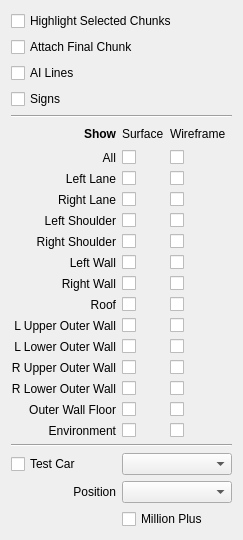
First picture: the form in TrackEditor/DisplaySettings.ui, repository Zizin13/Roller, before the edit.
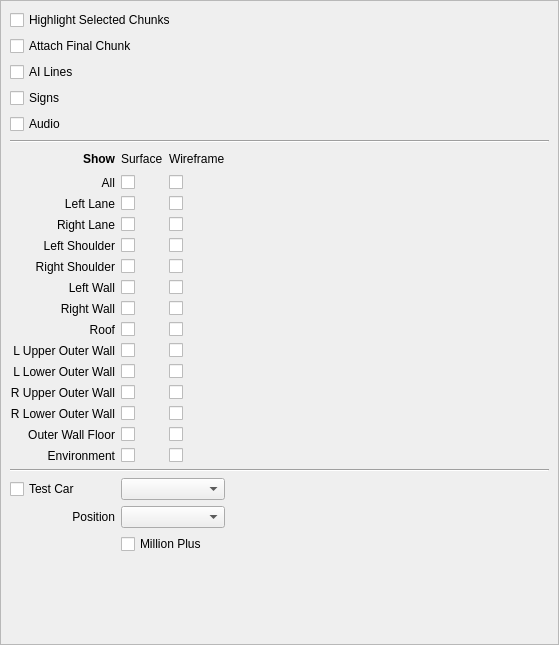
Second picture: the form after the edit.

Commit message: audio trigger visualization

```diff
--- a/TrackEditor/DisplaySettings.ui
+++ b/TrackEditor/DisplaySettings.ui
@@ -6,53 +6,99 @@
    <rect>
     <x>0</x>
     <y>0</y>
-    <width>234</width>
-    <height>498</height>
+    <width>559</width>
+    <height>645</height>
    </rect>
   </property>
   <property name="windowTitle">
    <string>Form</string>
   </property>
+  <layout class="QVBoxLayout" name="verticalLayout">
+   <property name="spacing">
+    <number>0</number>
+   </property>
+   <property name="leftMargin">
+    <number>0</number>
+   </property>
+   <property name="topMargin">
+    <number>0</number>
+   </property>
+   <property name="rightMargin">
+    <number>0</number>
+   </property>
+   <property name="bottomMargin">
+    <number>0</number>
+   </property>
+   <item>
+    <widget class="QScrollArea" name="scrollArea">
+     <property name="widgetResizable">
+      <bool>true</bool>
+     </property>
+     <widget class="QWidget" name="scrollAreaWidgetContents">
+      <property name="geometry">
+       <rect>
+        <x>0</x>
+        <y>0</y>
+        <width>557</width>
+        <height>643</height>
+       </rect>
+      </property>
   <layout class="QGridLayout" name="gridLayout">
-   <item row="19" column="2">
-    <widget class="QCheckBox" name="ckEnvirFloorWireframe">
+       <item row="10" column="0">
+        <widget class="QLabel" name="lblLShoulder">
      <property name="text">
-      <string/>
-     </property>
-    </widget>
-   </item>
-   <item row="13" column="1">
+          <string>Left Shoulder</string>
+         </property>
+         <property name="alignment">
+          <set>Qt::AlignRight|Qt::AlignTrailing|Qt::AlignVCenter</set>
+         </property>
+        </widget>
+       </item>
+       <item row="4" column="0" colspan="3">
+        <widget class="QCheckBox" name="ckAudio">
+         <property name="text">
+          <string>Audio</string>
+         </property>
+        </widget>
+       </item>
+       <item row="14" column="1">
     <widget class="QCheckBox" name="ckRoofSurface">
      <property name="text">
       <string/>
      </property>
     </widget>
    </item>
-   <item row="18" column="2">
+       <item row="6" column="0">
+        <widget class="QLabel" name="label_16">
+         <property name="font">
+          <font>
+           <weight>75</weight>
+           <bold>true</bold>
+          </font>
+         </property>
+         <property name="text">
+          <string>Show</string>
+         </property>
+         <property name="alignment">
+          <set>Qt::AlignRight|Qt::AlignTrailing|Qt::AlignVCenter</set>
+         </property>
+        </widget>
+       </item>
+       <item row="19" column="2">
     <widget class="QCheckBox" name="ckOWallFloorWireframe">
      <property name="text">
       <string/>
      </property>
     </widget>
    </item>
-   <item row="12" column="1">
-    <widget class="QCheckBox" name="ckRWallSurface">
+       <item row="7" column="2">
+        <widget class="QCheckBox" name="ckAllWireframe">
      <property name="text">
       <string/>
      </property>
     </widget>
    </item>
-   <item row="7" column="0">
-    <widget class="QLabel" name="lblLLane">
-     <property name="text">
-      <string>Left Lane</string>
-     </property>
-     <property name="alignment">
-      <set>Qt::AlignRight|Qt::AlignTrailing|Qt::AlignVCenter</set>
-     </property>
-    </widget>
-   </item>
-   <item row="8" column="0">
+       <item row="9" column="0">
     <widget class="QLabel" name="lblRLane">
      <property name="text">
       <string>Right Lane</string>
@@ -62,57 +108,114 @@
      </property>
     </widget>
    </item>
-   <item row="21" column="1" colspan="3">
-    <widget class="QComboBox" name="cbTestCarType"/>
+       <item row="18" column="1">
+        <widget class="QCheckBox" name="ckRLOWallSurface">
+         <property name="text">
+          <string/>
+         </property>
+        </widget>
+       </item>
+       <item row="16" column="2">
+        <widget class="QCheckBox" name="ckLLOWallWireframe">
+         <property name="text">
+          <string/>
+         </property>
+        </widget>
+       </item>
+       <item row="3" column="0" colspan="3">
+        <widget class="QCheckBox" name="ckSigns">
+         <property name="text">
+          <string>Signs</string>
+         </property>
+        </widget>
+       </item>
+       <item row="12" column="0">
+        <widget class="QLabel" name="lblLWall">
+         <property name="text">
+          <string>Left Wall</string>
+         </property>
+         <property name="alignment">
+          <set>Qt::AlignRight|Qt::AlignTrailing|Qt::AlignVCenter</set>
+         </property>
+        </widget>
+       </item>
+       <item row="13" column="0">
+        <widget class="QLabel" name="lblRWall">
+         <property name="text">
+          <string>Right Wall</string>
+         </property>
+         <property name="alignment">
+          <set>Qt::AlignRight|Qt::AlignTrailing|Qt::AlignVCenter</set>
+         </property>
+        </widget>
+       </item>
+       <item row="15" column="0">
+        <widget class="QLabel" name="lblLUOWall">
+         <property name="text">
+          <string>L Upper Outer Wall</string>
+         </property>
+         <property name="alignment">
+          <set>Qt::AlignRight|Qt::AlignTrailing|Qt::AlignVCenter</set>
+         </property>
+        </widget>
+       </item>
+       <item row="14" column="2">
+        <widget class="QCheckBox" name="ckRoofWireframe">
+         <property name="text">
+          <string/>
+         </property>
+        </widget>
+       </item>
+       <item row="16" column="1">
+        <widget class="QCheckBox" name="ckLLOWallSurface">
+         <property name="text">
+          <string/>
+         </property>
+        </widget>
+       </item>
+       <item row="13" column="1">
+        <widget class="QCheckBox" name="ckRWallSurface">
+         <property name="text">
+          <string/>
+         </property>
+        </widget>
+       </item>
+       <item row="2" column="0" colspan="3">
+        <widget class="QCheckBox" name="ckAILines">
+         <property name="text">
+          <string>AI Lines</string>
+         </property>
+        </widget>
    </item>
    <item row="6" column="2">
-    <widget class="QCheckBox" name="ckAllWireframe">
+        <widget class="QLabel" name="label_2">
      <property name="text">
-      <string/>
+          <string>Wireframe</string>
      </property>
     </widget>
    </item>
-   <item row="18" column="0">
-    <widget class="QLabel" name="lblOWallFloor">
+       <item row="0" column="0" colspan="3">
+        <widget class="QCheckBox" name="ckHighlightSelection">
      <property name="text">
-      <string>Outer Wall Floor</string>
-     </property>
-     <property name="alignment">
-      <set>Qt::AlignRight|Qt::AlignTrailing|Qt::AlignVCenter</set>
-     </property>
-    </widget>
-   </item>
-   <item row="5" column="3">
-    <spacer name="horizontalSpacer">
-     <property name="orientation">
-      <enum>Qt::Horizontal</enum>
-     </property>
-     <property name="sizeHint" stdset="0">
-      <size>
-       <width>40</width>
-       <height>20</height>
-      </size>
-     </property>
-    </spacer>
-   </item>
-   <item row="10" column="2">
-    <widget class="QCheckBox" name="ckRShoulderWireframe">
+          <string>Highlight Selected Chunks</string>
+         </property>
+        </widget>
+       </item>
+       <item row="11" column="1">
+        <widget class="QCheckBox" name="ckRShoulderSurface">
+         <property name="text">
+          <string/>
+         </property>
+        </widget>
+       </item>
+       <item row="1" column="0" colspan="3">
+        <widget class="QCheckBox" name="ckAttachLast">
      <property name="text">
-      <string/>
+          <string>Attach Final Chunk</string>
      </property>
     </widget>
    </item>
    <item row="16" column="0">
-    <widget class="QLabel" name="lblRUOWall">
-     <property name="text">
-      <string>R Upper Outer Wall</string>
-     </property>
-     <property name="alignment">
-      <set>Qt::AlignRight|Qt::AlignTrailing|Qt::AlignVCenter</set>
-     </property>
-    </widget>
-   </item>
-   <item row="15" column="0">
     <widget class="QLabel" name="lblLLOWall">
      <property name="text">
       <string>L Lower Outer Wall</string>
@@ -122,35 +225,31 @@
      </property>
     </widget>
    </item>
-   <item row="4" column="0" colspan="4">
-    <widget class="Line" name="line">
-     <property name="orientation">
-      <enum>Qt::Horizontal</enum>
-     </property>
-    </widget>
-   </item>
-   <item row="10" column="1">
-    <widget class="QCheckBox" name="ckRShoulderSurface">
+       <item row="22" column="0">
+        <widget class="QCheckBox" name="ckTestCar">
      <property name="text">
-      <string/>
+          <string>Test Car</string>
      </property>
     </widget>
    </item>
    <item row="15" column="2">
-    <widget class="QCheckBox" name="ckLLOWallWireframe">
+        <widget class="QCheckBox" name="ckLUOWallWireframe">
      <property name="text">
       <string/>
      </property>
     </widget>
    </item>
-   <item row="23" column="1" colspan="2">
-    <widget class="QCheckBox" name="ckMillionPlus">
+       <item row="8" column="0">
+        <widget class="QLabel" name="lblLLane">
      <property name="text">
-      <string>Million Plus</string>
+          <string>Left Lane</string>
+         </property>
+         <property name="alignment">
+          <set>Qt::AlignRight|Qt::AlignTrailing|Qt::AlignVCenter</set>
      </property>
     </widget>
    </item>
-   <item row="17" column="0">
+       <item row="18" column="0">
     <widget class="QLabel" name="lblRLOWall">
      <property name="text">
       <string>R Lower Outer Wall</string>
@@ -160,54 +259,24 @@
      </property>
     </widget>
    </item>
-   <item row="8" column="2">
-    <widget class="QCheckBox" name="ckRLaneWireframe">
+       <item row="9" column="1">
+        <widget class="QCheckBox" name="ckRLaneSurface">
      <property name="text">
       <string/>
      </property>
     </widget>
    </item>
-   <item row="7" column="2">
-    <widget class="QCheckBox" name="ckLLaneWireframe">
+       <item row="23" column="0">
+        <widget class="QLabel" name="label_3">
      <property name="text">
-      <string/>
-     </property>
-    </widget>
-   </item>
-   <item row="3" column="0">
-    <widget class="QCheckBox" name="ckSigns">
-     <property name="text">
-      <string>Signs</string>
-     </property>
-    </widget>
-   </item>
-   <item row="5" column="0">
-    <widget class="QLabel" name="label_16">
-     <property name="font">
-      <font>
-       <weight>75</weight>
-       <bold>true</bold>
-      </font>
-     </property>
-     <property name="text">
-      <string>Show</string>
-     </property>
+          <string>Position</string>
+         </property>
      <property name="alignment">
       <set>Qt::AlignRight|Qt::AlignTrailing|Qt::AlignVCenter</set>
      </property>
     </widget>
    </item>
-   <item row="19" column="0">
-    <widget class="QLabel" name="lblEnvirFloor">
-     <property name="text">
-      <string>Environment</string>
-     </property>
-     <property name="alignment">
-      <set>Qt::AlignRight|Qt::AlignTrailing|Qt::AlignVCenter</set>
-     </property>
-    </widget>
-   </item>
-   <item row="24" column="2">
+       <item row="25" column="0">
     <spacer name="verticalSpacer">
      <property name="orientation">
       <enum>Qt::Vertical</enum>
@@ -220,52 +289,165 @@
      </property>
     </spacer>
    </item>
-   <item row="8" column="1">
-    <widget class="QCheckBox" name="ckRLaneSurface">
+       <item row="11" column="2">
+        <widget class="QCheckBox" name="ckRShoulderWireframe">
      <property name="text">
       <string/>
      </property>
     </widget>
    </item>
-   <item row="18" column="1">
+       <item row="12" column="2">
+        <widget class="QCheckBox" name="ckLWallWireframe">
+         <property name="text">
+          <string/>
+         </property>
+        </widget>
+       </item>
+       <item row="19" column="1">
     <widget class="QCheckBox" name="ckOWallFloorSurface">
      <property name="text">
       <string/>
      </property>
     </widget>
    </item>
-   <item row="17" column="2">
-    <widget class="QCheckBox" name="ckRLOWallWireframe">
+       <item row="15" column="1">
+        <widget class="QCheckBox" name="ckLUOWallSurface">
      <property name="text">
       <string/>
      </property>
     </widget>
    </item>
-   <item row="14" column="2">
-    <widget class="QCheckBox" name="ckLUOWallWireframe">
+       <item row="20" column="1">
+        <widget class="QCheckBox" name="ckEnvirFloorSurface">
      <property name="text">
       <string/>
      </property>
     </widget>
    </item>
-   <item row="5" column="1">
+       <item row="22" column="1" colspan="2">
+        <widget class="QComboBox" name="cbTestCarType"/>
+       </item>
+       <item row="9" column="2">
+        <widget class="QCheckBox" name="ckRLaneWireframe">
+         <property name="text">
+          <string/>
+         </property>
+        </widget>
+       </item>
+       <item row="8" column="2">
+        <widget class="QCheckBox" name="ckLLaneWireframe">
+         <property name="text">
+          <string/>
+         </property>
+        </widget>
+       </item>
+       <item row="10" column="1">
+        <widget class="QCheckBox" name="ckLShoulderSurface">
+         <property name="text">
+          <string/>
+         </property>
+        </widget>
+       </item>
+       <item row="21" column="0" colspan="4">
+        <widget class="Line" name="line_2">
+         <property name="orientation">
+          <enum>Qt::Horizontal</enum>
+         </property>
+        </widget>
+       </item>
+       <item row="23" column="1" colspan="2">
+        <widget class="QComboBox" name="cbTestCarPos"/>
+       </item>
+       <item row="13" column="2">
+        <widget class="QCheckBox" name="ckRWallWireframe">
+         <property name="text">
+          <string/>
+         </property>
+        </widget>
+       </item>
+       <item row="5" column="0" colspan="4">
+        <widget class="Line" name="line">
+         <property name="orientation">
+          <enum>Qt::Horizontal</enum>
+         </property>
+        </widget>
+       </item>
+       <item row="6" column="3">
+        <spacer name="horizontalSpacer">
+         <property name="orientation">
+          <enum>Qt::Horizontal</enum>
+         </property>
+         <property name="sizeHint" stdset="0">
+          <size>
+           <width>40</width>
+           <height>20</height>
+          </size>
+         </property>
+        </spacer>
+       </item>
+       <item row="6" column="1">
     <widget class="QLabel" name="label">
      <property name="text">
       <string>Surface</string>
      </property>
     </widget>
    </item>
+       <item row="19" column="0">
+        <widget class="QLabel" name="lblOWallFloor">
+         <property name="text">
+          <string>Outer Wall Floor</string>
+         </property>
+         <property name="alignment">
+          <set>Qt::AlignRight|Qt::AlignTrailing|Qt::AlignVCenter</set>
+         </property>
+        </widget>
+       </item>
+       <item row="18" column="2">
+        <widget class="QCheckBox" name="ckRLOWallWireframe">
+         <property name="text">
+          <string/>
+         </property>
+        </widget>
+       </item>
+       <item row="20" column="2">
+        <widget class="QCheckBox" name="ckEnvirFloorWireframe">
+         <property name="text">
+          <string/>
+         </property>
+        </widget>
+       </item>
+       <item row="7" column="1">
+        <widget class="QCheckBox" name="ckAllSurface">
+         <property name="text">
+          <string/>
+         </property>
+        </widget>
+       </item>
+       <item row="8" column="1">
+        <widget class="QCheckBox" name="ckLLaneSurface">
+         <property name="text">
+          <string/>
+         </property>
+        </widget>
+       </item>
+       <item row="20" column="0">
+        <widget class="QLabel" name="lblEnvirFloor">
+         <property name="text">
+          <string>Environment</string>
+         </property>
+         <property name="alignment">
+          <set>Qt::AlignRight|Qt::AlignTrailing|Qt::AlignVCenter</set>
+         </property>
+        </widget>
+       </item>
+       <item row="12" column="1">
+        <widget class="QCheckBox" name="ckLWallSurface">
+         <property name="text">
+          <string/>
+         </property>
+        </widget>
+       </item>
    <item row="11" column="0">
-    <widget class="QLabel" name="lblLWall">
-     <property name="text">
-      <string>Left Wall</string>
-     </property>
-     <property name="alignment">
-      <set>Qt::AlignRight|Qt::AlignTrailing|Qt::AlignVCenter</set>
-     </property>
-    </widget>
-   </item>
-   <item row="10" column="0">
     <widget class="QLabel" name="lblRShoulder">
      <property name="text">
       <string>Right Shoulder</string>
@@ -275,17 +457,7 @@
      </property>
     </widget>
    </item>
-   <item row="21" column="0">
-    <widget class="QCheckBox" name="ckTestCar">
-     <property name="text">
-      <string>Test Car</string>
-     </property>
-    </widget>
-   </item>
-   <item row="22" column="1" colspan="3">
-    <widget class="QComboBox" name="cbTestCarPos"/>
-   </item>
-   <item row="13" column="0">
+       <item row="14" column="0">
     <widget class="QLabel" name="lblRoof">
      <property name="text">
       <string>Roof</string>
@@ -295,14 +467,14 @@
      </property>
     </widget>
    </item>
-   <item row="13" column="2">
-    <widget class="QCheckBox" name="ckRoofWireframe">
+       <item row="10" column="2">
+        <widget class="QCheckBox" name="ckLShoulderWireframe">
      <property name="text">
       <string/>
      </property>
     </widget>
    </item>
-   <item row="6" column="0">
+       <item row="7" column="0">
     <widget class="QLabel" name="lblAll">
      <property name="text">
       <string>All</string>
@@ -312,90 +484,17 @@
      </property>
     </widget>
    </item>
-   <item row="0" column="0" colspan="3">
-    <widget class="QCheckBox" name="ckHighlightSelection">
-     <property name="text">
-      <string>Highlight Selected Chunks</string>
-     </property>
-    </widget>
-   </item>
-   <item row="14" column="1">
-    <widget class="QCheckBox" name="ckLUOWallSurface">
-     <property name="text">
-      <string/>
-     </property>
-    </widget>
-   </item>
-   <item row="5" column="2">
-    <widget class="QLabel" name="label_2">
-     <property name="text">
-      <string>Wireframe</string>
-     </property>
-    </widget>
-   </item>
-   <item row="9" column="1">
-    <widget class="QCheckBox" name="ckLShoulderSurface">
-     <property name="text">
-      <string/>
-     </property>
-    </widget>
-   </item>
-   <item row="16" column="2">
+       <item row="17" column="2">
     <widget class="QCheckBox" name="ckRUOWallWireframe">
      <property name="text">
       <string/>
      </property>
     </widget>
    </item>
-   <item row="22" column="0">
-    <widget class="QLabel" name="label_3">
+       <item row="17" column="0">
+        <widget class="QLabel" name="lblRUOWall">
      <property name="text">
-      <string>Position</string>
-     </property>
-     <property name="alignment">
-      <set>Qt::AlignRight|Qt::AlignTrailing|Qt::AlignVCenter</set>
-     </property>
-    </widget>
-   </item>
-   <item row="6" column="1">
-    <widget class="QCheckBox" name="ckAllSurface">
-     <property name="text">
-      <string/>
-     </property>
-    </widget>
-   </item>
-   <item row="19" column="1">
-    <widget class="QCheckBox" name="ckEnvirFloorSurface">
-     <property name="text">
-      <string/>
-     </property>
-    </widget>
-   </item>
-   <item row="20" column="0" colspan="4">
-    <widget class="Line" name="line_2">
-     <property name="orientation">
-      <enum>Qt::Horizontal</enum>
-     </property>
-    </widget>
-   </item>
-   <item row="7" column="1">
-    <widget class="QCheckBox" name="ckLLaneSurface">
-     <property name="text">
-      <string/>
-     </property>
-    </widget>
-   </item>
-   <item row="9" column="2">
-    <widget class="QCheckBox" name="ckLShoulderWireframe">
-     <property name="text">
-      <string/>
-     </property>
-    </widget>
-   </item>
-   <item row="12" column="0">
-    <widget class="QLabel" name="lblRWall">
-     <property name="text">
-      <string>Right Wall</string>
+          <string>R Upper Outer Wall</string>
      </property>
      <property name="alignment">
       <set>Qt::AlignRight|Qt::AlignTrailing|Qt::AlignVCenter</set>
@@ -403,79 +502,21 @@
     </widget>
    </item>
    <item row="17" column="1">
-    <widget class="QCheckBox" name="ckRLOWallSurface">
-     <property name="text">
-      <string/>
-     </property>
-    </widget>
-   </item>
-   <item row="2" column="0">
-    <widget class="QCheckBox" name="ckAILines">
-     <property name="text">
-      <string>AI Lines</string>
-     </property>
-    </widget>
-   </item>
-   <item row="9" column="0">
-    <widget class="QLabel" name="lblLShoulder">
-     <property name="text">
-      <string>Left Shoulder</string>
-     </property>
-     <property name="alignment">
-      <set>Qt::AlignRight|Qt::AlignTrailing|Qt::AlignVCenter</set>
-     </property>
-    </widget>
-   </item>
-   <item row="15" column="1">
-    <widget class="QCheckBox" name="ckLLOWallSurface">
-     <property name="text">
-      <string/>
-     </property>
-    </widget>
-   </item>
-   <item row="14" column="0">
-    <widget class="QLabel" name="lblLUOWall">
-     <property name="text">
-      <string>L Upper Outer Wall</string>
-     </property>
-     <property name="alignment">
-      <set>Qt::AlignRight|Qt::AlignTrailing|Qt::AlignVCenter</set>
-     </property>
-    </widget>
-   </item>
-   <item row="16" column="1">
     <widget class="QCheckBox" name="ckRUOWallSurface">
      <property name="text">
       <string/>
      </property>
     </widget>
    </item>
-   <item row="11" column="2">
-    <widget class="QCheckBox" name="ckLWallWireframe">
+       <item row="24" column="1" colspan="2">
+        <widget class="QCheckBox" name="ckMillionPlus">
      <property name="text">
-      <string/>
+          <string>Million Plus</string>
      </property>
     </widget>
    </item>
-   <item row="12" column="2">
-    <widget class="QCheckBox" name="ckRWallWireframe">
-     <property name="text">
-      <string/>
-     </property>
-    </widget>
-   </item>
-   <item row="11" column="1">
-    <widget class="QCheckBox" name="ckLWallSurface">
-     <property name="text">
-      <string/>
-     </property>
-    </widget>
-   </item>
-   <item row="1" column="0" colspan="3">
-    <widget class="QCheckBox" name="ckAttachLast">
-     <property name="text">
-      <string>Attach Final Chunk</string>
-     </property>
+      </layout>
+     </widget>
     </widget>
    </item>
   </layout>
```
Lines whose indentation alone changed are shown as unchanged. The commit also changes 10 other files.
